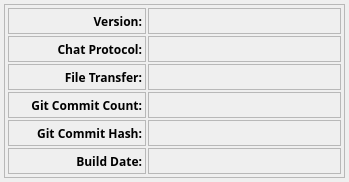
Qt form src/gui/form_about.ui (vituperative/i2pchat) before a commit.
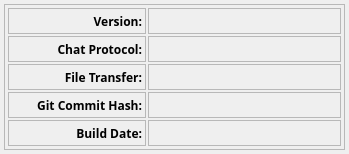
The same form after that commit. Icons and pictures are not drawn.

Commit message: about dialog: show short commit hash, remove commit count, collapse equal file-transfer versions

The edit to the form file:
```diff
--- a/src/gui/form_about.ui
+++ b/src/gui/form_about.ui
@@ -10,7 +10,7 @@
     <x>0</x>
     <y>0</y>
     <width>349</width>
-    <height>182</height>
+     <height>154</height>
    </rect>
   </property>
   <property name="sizePolicy">
@@ -22,13 +22,13 @@
   <property name="minimumSize">
    <size>
     <width>349</width>
-    <height>182</height>
+     <height>154</height>
    </size>
   </property>
   <property name="maximumSize">
    <size>
     <width>349</width>
-    <height>182</height>
+     <height>154</height>
    </size>
   </property>
   <property name="sizeIncrement">
@@ -61,19 +61,19 @@
      <x>4</x>
      <y>4</y>
      <width>341</width>
-     <height>174</height>
+    <height>146</height>
     </rect>
    </property>
    <property name="minimumSize">
     <size>
      <width>341</width>
-     <height>174</height>
+    <height>146</height>
     </size>
    </property>
    <property name="maximumSize">
     <size>
      <width>341</width>
-     <height>174</height>
+    <height>146</height>
     </size>
    </property>
    <property name="frameShape">
@@ -88,7 +88,7 @@
       <x>4</x>
       <y>4</y>
       <width>333</width>
-      <height>168</height>
+      <height>140</height>
      </rect>
     </property>
     <layout class="QGridLayout" name="gridLayout_2" columnstretch="0,10">
@@ -273,85 +273,7 @@
        </property>
       </widget>
      </item>
-     <item row="3" column="1">
-      <widget class="QLabel" name="labelGitCommitCount">
-       <property name="minimumSize">
-        <size>
-         <width>0</width>
-         <height>26</height>
-        </size>
-       </property>
-       <property name="maximumSize">
-        <size>
-         <width>16777215</width>
-         <height>26</height>
-        </size>
-       </property>
-       <property name="autoFillBackground">
-        <bool>true</bool>
-       </property>
-       <property name="frameShape">
-        <enum>QFrame::StyledPanel</enum>
-       </property>
-       <property name="frameShadow">
-        <enum>QFrame::Raised</enum>
-       </property>
-       <property name="text">
-        <string>&lt;git c c&gt;</string>
-       </property>
-       <property name="margin">
-        <number>4</number>
-       </property>
-      </widget>
-     </item>
-     <item row="3" column="0" alignment="Qt::AlignRight">
-      <widget class="QLabel" name="label_5">
-       <property name="minimumSize">
-        <size>
-         <width>138</width>
-         <height>26</height>
-        </size>
-       </property>
-       <property name="maximumSize">
-        <size>
-         <width>138</width>
-         <height>26</height>
-        </size>
-       </property>
-       <property name="baseSize">
-        <size>
-         <width>100</width>
-         <height>0</height>
-        </size>
-       </property>
-       <property name="font">
-        <font>
-         <family>Sans Serif</family>
-         <pointsize>9</pointsize>
-         <weight>75</weight>
-         <bold>true</bold>
-        </font>
-       </property>
-       <property name="autoFillBackground">
-        <bool>true</bool>
-       </property>
-       <property name="frameShape">
-        <enum>QFrame::StyledPanel</enum>
-       </property>
-       <property name="frameShadow">
-        <enum>QFrame::Raised</enum>
-       </property>
-       <property name="text">
-        <string>Git Commit Count:</string>
-       </property>
-       <property name="alignment">
-        <set>Qt::AlignRight|Qt::AlignTrailing|Qt::AlignVCenter</set>
-       </property>
-       <property name="margin">
-        <number>4</number>
-       </property>
-      </widget>
-     </item>
+
      <item row="2" column="1">
       <widget class="QLabel" name="label_supportedVersion">
        <property name="minimumSize">
@@ -414,7 +336,7 @@
        </property>
       </widget>
      </item>
-     <item row="5" column="1">
+      <item row="4" column="1">
       <widget class="QLabel" name="label_dateCompile">
        <property name="minimumSize">
         <size>
@@ -445,7 +367,7 @@
        </property>
       </widget>
      </item>
-     <item row="4" column="0" alignment="Qt::AlignRight">
+      <item row="3" column="0" alignment="Qt::AlignRight">
       <widget class="QLabel" name="label_7">
        <property name="minimumSize">
         <size>
@@ -493,7 +415,7 @@
        </property>
       </widget>
      </item>
-     <item row="5" column="0" alignment="Qt::AlignRight">
+      <item row="4" column="0" alignment="Qt::AlignRight">
       <widget class="QLabel" name="label_3">
        <property name="minimumSize">
         <size>
@@ -541,7 +463,7 @@
        </property>
       </widget>
      </item>
-     <item row="4" column="1">
+      <item row="3" column="1">
       <widget class="QLabel" name="gitCommitHashTextBrowser">
        <property name="minimumSize">
         <size>
```
Lines whose indentation alone changed are shown as unchanged. The commit also changes 3 other files.
